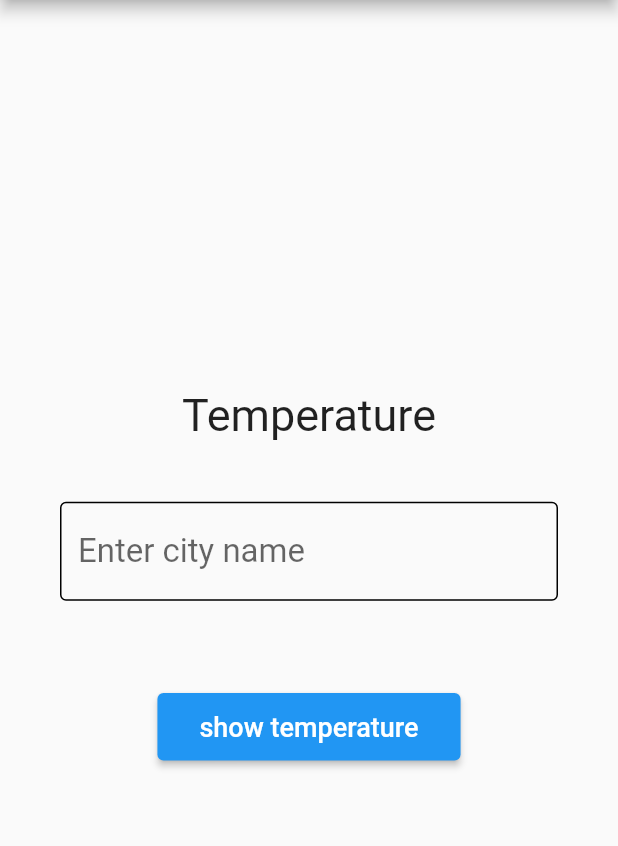
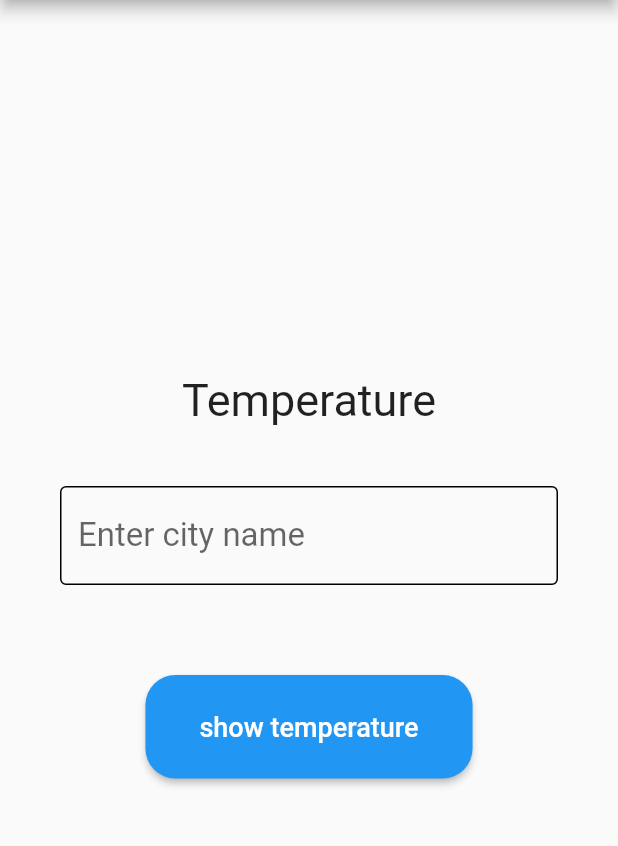
Before and after one commit to IlkinSamadbayli/Weather_app, a Flutter app: the screen it shows after launch, on a phone screen of 412 x 824 dp, the part 84-930 px from its top. Run offline on Flutter 3.47's test engine with Material 2 defaults, Android fonts, the light colour scheme and no system bars; our stand-ins replace flutter_bloc.

Commit message:
Add home

```diff
--- /dev/null
+++ b/lib/style.dart
@@ -0,0 +1,10 @@
+import 'package:flutter/material.dart';
+
+class Customstyle {
+  static dynamic get kButtonStyle => ElevatedButton.styleFrom(
+        padding: const EdgeInsets.symmetric(vertical: 12,horizontal: 24),
+        shape: RoundedRectangleBorder(
+          borderRadius: BorderRadius.circular(20),
+        ),
+      );
+}
--- a/lib/ui/screens/home.dart
+++ b/lib/ui/screens/home.dart
@@ -1,6 +1,7 @@
 import 'package:flutter/material.dart';
 import 'package:flutter_bloc/flutter_bloc.dart';
 import 'package:weather_blc/bloc/weather/weather_bloc.dart';
+import 'package:weather_blc/style.dart';
 
 class HomePage extends StatefulWidget {
   const HomePage({Key? key}) : super(key: key);
@@ -38,7 +39,8 @@ class _HomePageState extends State<HomePage> {
                 } else if (state is WeatherFetchFailure) {
                   return Text(state.failureMessage.errorMessage);
                 } else if (state is WeatherFetchSuccess) {
-                  return Text(state.weatherInfo.main!.temp!.toString(),
+                  return Text(
+                      "${(state.weatherInfo.main!.temp! - 273.15).toStringAsFixed(1)} C ",
                       style: const TextStyle(fontSize: 30));
                 } else {
                   return const Text("Temperature",
@@ -59,6 +61,7 @@ class _HomePageState extends State<HomePage> {
             ),
             const SizedBox(height: 60),
             ElevatedButton(
+              style: Customstyle.kButtonStyle,
               onPressed: () {
                 context
                     .read<WeatherBloc>()
```
Also changed, not shown: pubspec.yaml (+2 -64 lines).
